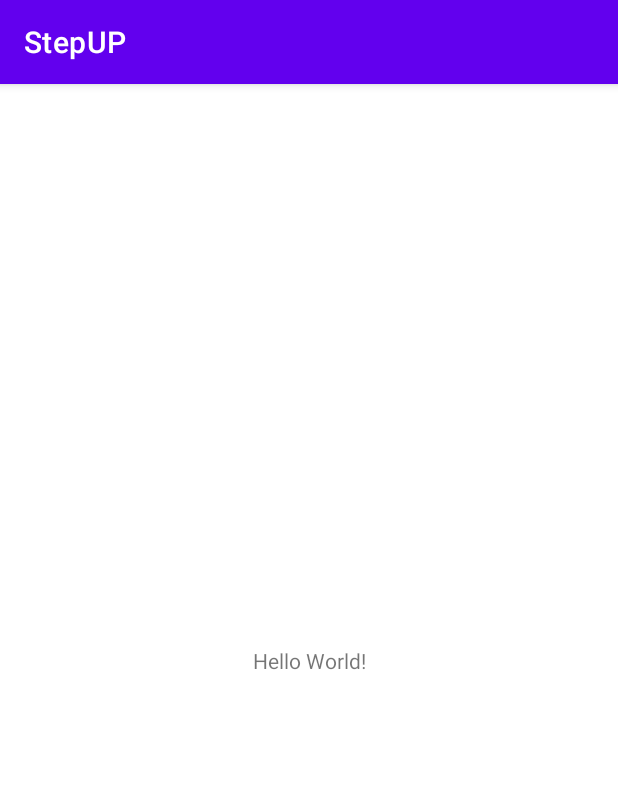
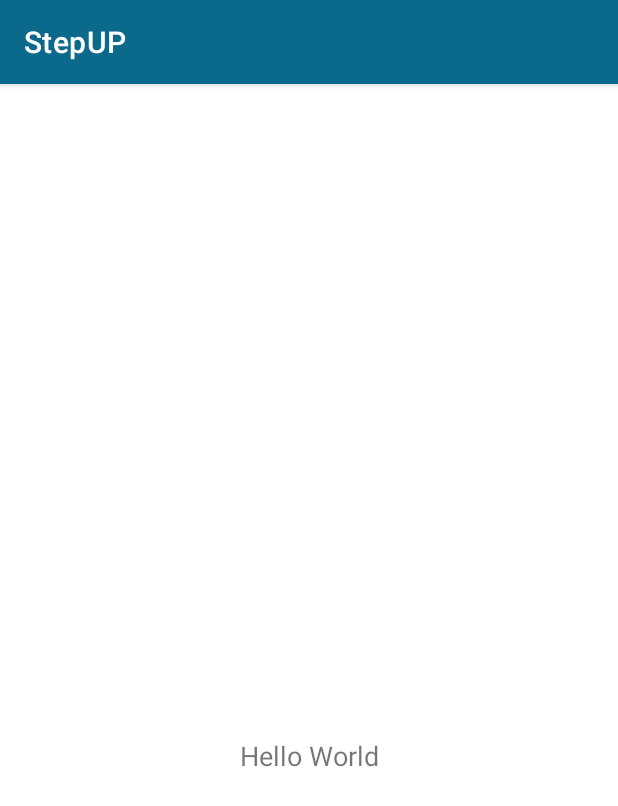
Before and after one commit to antonio-23/StepUP, an Android app: the screen it shows after launch (MainActivity), on a phone screen of 412 x 824 dp. Shown: the top 806 px of the screen. Run offline under Robolectric (Android 15) with nearby library versions, the light colour scheme and no system bars.

Commit message:
Dodanie plikow xml

```diff
--- a/app/build.gradle
+++ b/app/build.gradle
@@ -4,12 +4,12 @@ plugins {
 
 android {
     namespace 'com.example.stepup'
-    compileSdk 32
+    compileSdk 33
 
     defaultConfig {
         applicationId "com.example.stepup"
         minSdk 21
-        targetSdk 32
+        targetSdk 33
         versionCode 1
         versionName "1.0"
 
@@ -36,4 +36,5 @@ dependencies {
     testImplementation 'junit:junit:4.13.2'
     androidTestImplementation 'androidx.test.ext:junit:1.1.4'
     androidTestImplementation 'androidx.test.espresso:espresso-core:3.5.0'
+    implementation 'com.google.android.material:material:1.8.0-alpha03'
 }
--- a/app/src/main/java/com/example/stepup/MainActivity.java
+++ b/app/src/main/java/com/example/stepup/MainActivity.java
@@ -1,6 +1,7 @@
 package com.example.stepup;
 
 import androidx.appcompat.app.AppCompatActivity;
+import androidx.appcompat.app.AppCompatDelegate;
 
 import android.os.Bundle;
 
@@ -8,6 +9,7 @@ public class MainActivity extends AppCompatActivity {
 
     @Override
     protected void onCreate(Bundle savedInstanceState) {
+        AppCompatDelegate.setDefaultNightMode(AppCompatDelegate.MODE_NIGHT_NO);
         super.onCreate(savedInstanceState);
         setContentView(R.layout.activity_main);
     }
--- a/app/src/main/res/layout/activity_main.xml
+++ b/app/src/main/res/layout/activity_main.xml
@@ -2,17 +2,31 @@
 <androidx.constraintlayout.widget.ConstraintLayout xmlns:android="http://schemas.android.com/apk/res/android"
     xmlns:app="http://schemas.android.com/apk/res-auto"
     xmlns:tools="http://schemas.android.com/tools"
+    android:id="@+id/my_drawer_layout"
     android:layout_width="match_parent"
     android:layout_height="match_parent"
+    tools:ignore="HardcodedText"
     tools:context=".MainActivity">
 
-    <TextView
-        android:layout_width="wrap_content"
-        android:layout_height="wrap_content"
-        android:text="Hello World!"
-        app:layout_constraintBottom_toBottomOf="parent"
-        app:layout_constraintEnd_toEndOf="parent"
-        app:layout_constraintStart_toStartOf="parent"
-        app:layout_constraintTop_toTopOf="parent" />
+    <LinearLayout
+        android:layout_width="match_parent"
+        android:layout_height="match_parent">
+
+        <TextView
+            android:layout_width="match_parent"
+            android:layout_height="match_parent"
+            android:layout_marginTop="128dp"
+            android:gravity="center"
+            android:text="Hello World"
+            android:textSize="18sp"/>
+    </LinearLayout>
+
+
+<!--    <com.google.android.material.navigation.NavigationView-->
+<!--        android:layout_width="wrap_content"-->
+<!--        android:layout_height="match_parent"-->
+<!--        android:layout_gravity="start"-->
+<!--        app:menu="@menu/navigation_menu"-->
+<!--        tools:ignore="MissingConstraints" />-->
 
 </androidx.constraintlayout.widget.ConstraintLayout>
--- /dev/null
+++ b/app/src/main/res/menu/navigation_menu.xml
@@ -0,0 +1,22 @@
+<?xml version="1.0" encoding="utf-8"?>
+<menu xmlns:android="http://schemas.android.com/apk/res/android"
+    xmlns:tools="http://schemas.android.com/tools"
+    tools:ignore="HardcodedText">
+
+    <item
+        android:id="@+id/nav_home"
+        android:title="Strona Główna" />
+
+    <item
+        android:id="@+id/nav_account"
+        android:title="Twoje Konto" />
+
+    <item
+        android:id="@+id/nav_compass"
+        android:title="Kompas" />
+
+    <item
+        android:id="@+id/nav_logout"
+        android:title="Logout" />
+
+</menu>
--- a/app/src/main/res/values/colors.xml
+++ b/app/src/main/res/values/colors.xml
@@ -1,8 +1,10 @@
 <?xml version="1.0" encoding="utf-8"?>
 <resources>
-    <color name="purple_200">#FFBB86FC</color>
-    <color name="purple_500">#FF6200EE</color>
-    <color name="purple_700">#FF3700B3</color>
+    <color name="purple_200">#0B698B</color>
+    <color name="purple_100">#1D2252</color>
+    <color name="purple_300">#4B5ECF</color>
+    <color name="blue_500">#133987</color>
+    <color name="purple_700">#005371</color>
     <color name="teal_200">#FF03DAC5</color>
     <color name="teal_700">#FF018786</color>
     <color name="black">#FF000000</color>
--- a/app/src/main/res/values/themes.xml
+++ b/app/src/main/res/values/themes.xml
@@ -2,15 +2,15 @@
     <!-- Base application theme. -->
     <style name="Theme.StepUP" parent="Theme.MaterialComponents.DayNight.DarkActionBar">
         <!-- Primary brand color. -->
-        <item name="colorPrimary">@color/purple_500</item>
-        <item name="colorPrimaryVariant">@color/purple_700</item>
+        <item name="colorPrimary">@color/purple_200</item>
+        <item name="colorPrimaryVariant">@color/blue_500</item>
         <item name="colorOnPrimary">@color/white</item>
         <!-- Secondary brand color. -->
         <item name="colorSecondary">@color/teal_200</item>
         <item name="colorSecondaryVariant">@color/teal_700</item>
         <item name="colorOnSecondary">@color/black</item>
         <!-- Status bar color. -->
-        <item name="android:statusBarColor">?attr/colorPrimaryVariant</item>
+        <item name="android:statusBarColor">@color/purple_700</item>
         <!-- Customize your theme here. -->
     </style>
 </resources>
```
Also changed, not shown: app/src/main/AndroidManifest.xml (+22 -4 lines), app/src/main/java/com/example/stepup/LoginActivity.java (added, +13 -0 lines), app/src/main/java/com/example/stepup/RegisterActivity.java (added, +14 -0 lines), app/src/main/res/drawable/background.xml (added, +11 -0 lines), app/src/main/res/layout/activity_login.xml (added, +80 -0 lines), app/src/main/res/layout/activity_register.xml (added, +78 -0 lines), app/src/main/res/values/strings.xml (+20 -0 lines).
